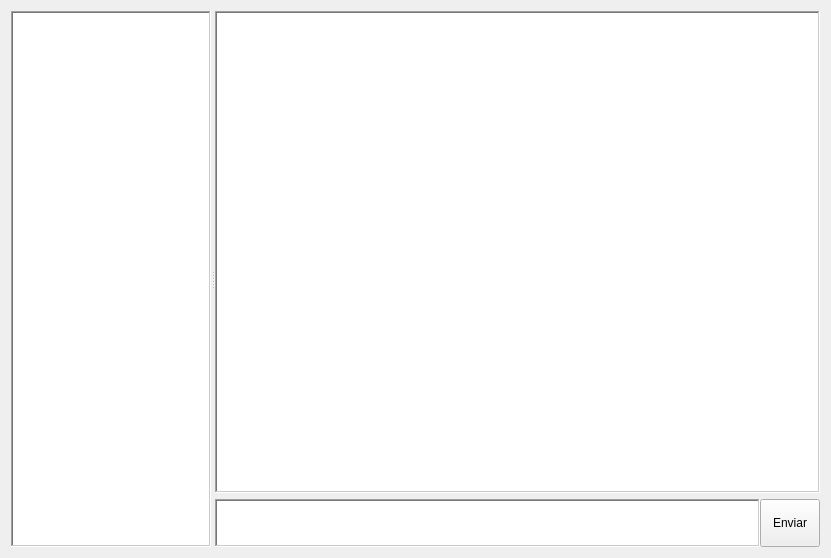
Old version of the form app/ChatTabWidget.ui in the repository cskab46/SpreadChat.
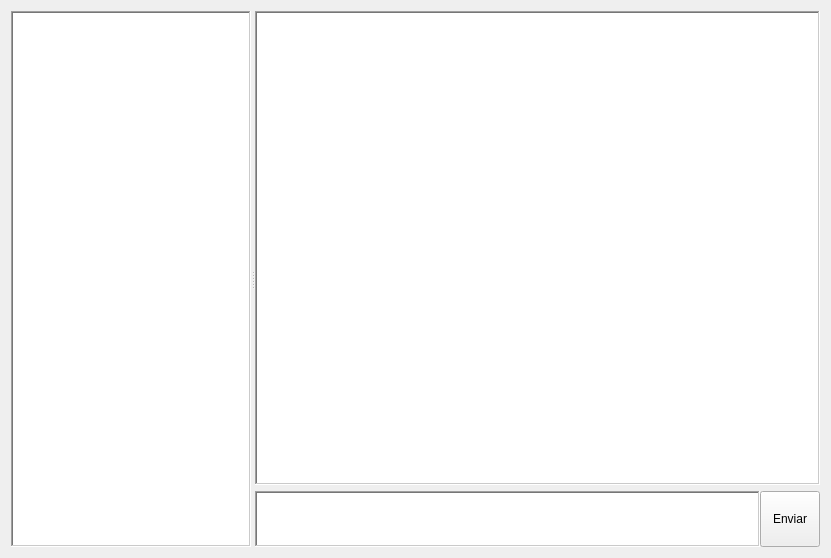
New version of the form.

Commit message: Adicionado suporte à nova linha no chat

```diff
--- a/app/ChatTabWidget.ui
+++ b/app/ChatTabWidget.ui
@@ -22,7 +22,7 @@
      <widget class="QListWidget" name="userList">
       <property name="maximumSize">
        <size>
-        <width>200</width>
+        <width>240</width>
         <height>16777215</height>
        </size>
       </property>
@@ -70,13 +70,13 @@
            <property name="minimumSize">
             <size>
              <width>0</width>
-             <height>48</height>
+             <height>56</height>
             </size>
            </property>
            <property name="maximumSize">
             <size>
              <width>16777215</width>
-             <height>48</height>
+             <height>56</height>
             </size>
            </property>
            <property name="frameShape">
```
The commit also changes 1 other file.
